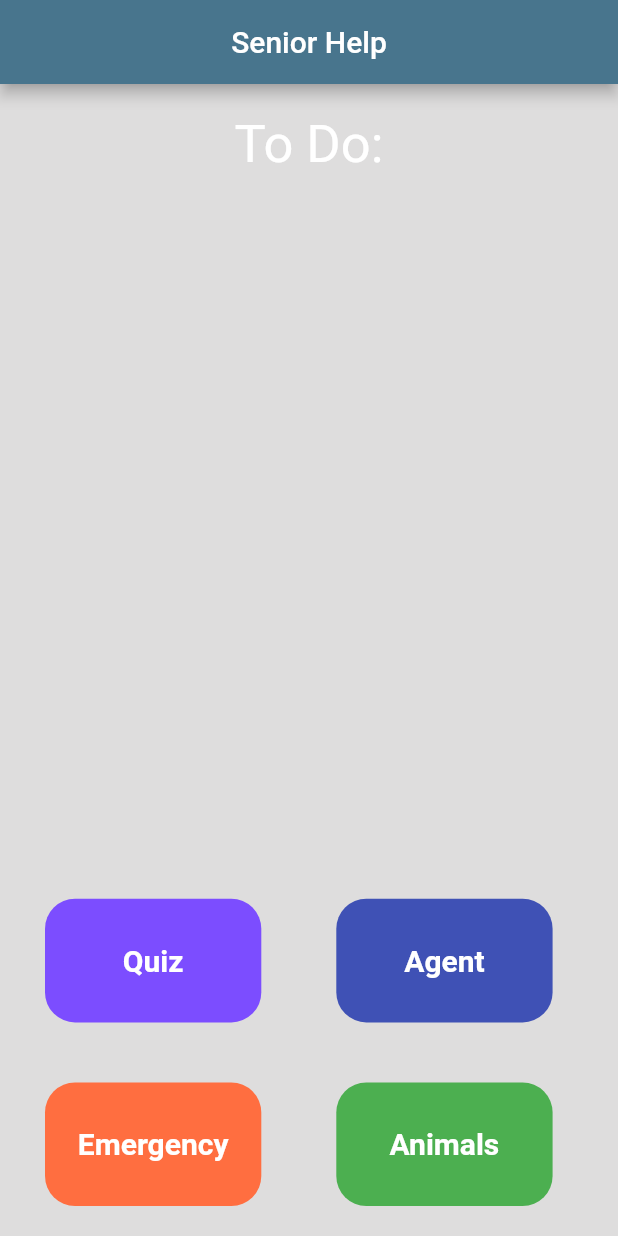
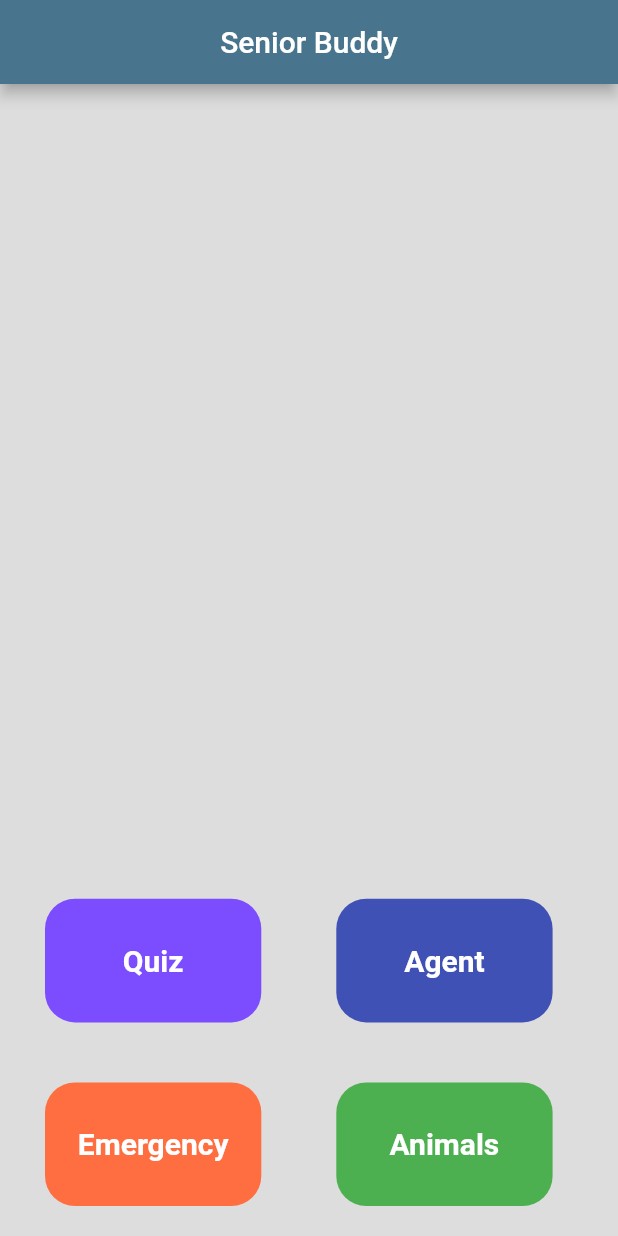
Before and after one commit to samiraliyev573/bchacks2021-seniorhelp, a Flutter app: the screen it shows after launch, on a phone screen of 412 x 824 dp. Run offline on Flutter 3.47's test engine with Material 2 defaults, Android fonts, the phone set to English and light mode, and no system bars; our stand-ins replace avatar_glow, awesome_dialog, bubble, cloud_firestore, firebase_core, flutter_tts and 1 more; missing offline and left inert: flutter_dialogflow; accounts and stored records are empty.

Commit message:
Home Page final fixes

```diff
--- a/seniorhelp/lib/screens/home_page.dart
+++ b/seniorhelp/lib/screens/home_page.dart
@@ -80,19 +80,11 @@ class _HomePageState extends State<HomePage>
       backgroundColor: Color(0xffdedddd),
       appBar: AppBar(
         backgroundColor: Color(0Xff48758d),
-        title: Text('Senior Help'),
+        title: Text('Senior Buddy'),
         centerTitle: true,
       ),
       body: Column(
         children: [
-          SizedBox(height: 20),
-          Text(
-            "To Do:",
-            style: TextStyle(
-              fontSize: 35,
-              color: Colors.white,
-            ),
-          ),
           todolist != null
               ? Expanded(
                   child: ListView.builder(
@@ -106,10 +98,14 @@ class _HomePageState extends State<HomePage>
                         return Dismissible(
                           key: Key(todolist[index].id),
                           child: Card(
+                            elevation: 5,
                             shape: RoundedRectangleBorder(
                                 borderRadius: BorderRadius.circular(10)),
                             child: ListTile(
-                              title: Text(todoName),
+                              title: Text(todoName,
+                                  style: TextStyle(
+                                    fontSize: 21,
+                                  )),
                               subtitle: Text(todoDate),
                               trailing: IconButton(
                                 onPressed: () {
--- a/seniorhelp/pubspec.yaml
+++ b/seniorhelp/pubspec.yaml
@@ -41,14 +41,9 @@ dependencies:
   speech_to_text: ^3.1.0
   highlight_text: ^0.7.2
   avatar_glow: ^1.2.0
-<<<<<<< Updated upstream
   flutter_tts: ^2.1.0
-  echoar_package: "^0.0.1+2"
-  flutter_3d_obj: ^0.0.6
 
-=======
   firebase_messaging: ^7.0.3
->>>>>>> Stashed changes
 
 dev_dependencies:
   flutter_test:
```
Also changed, not shown: seniorhelp/lib/screens/animal.dart (+0 -24 lines), seniorhelp/pubspec.lock.
